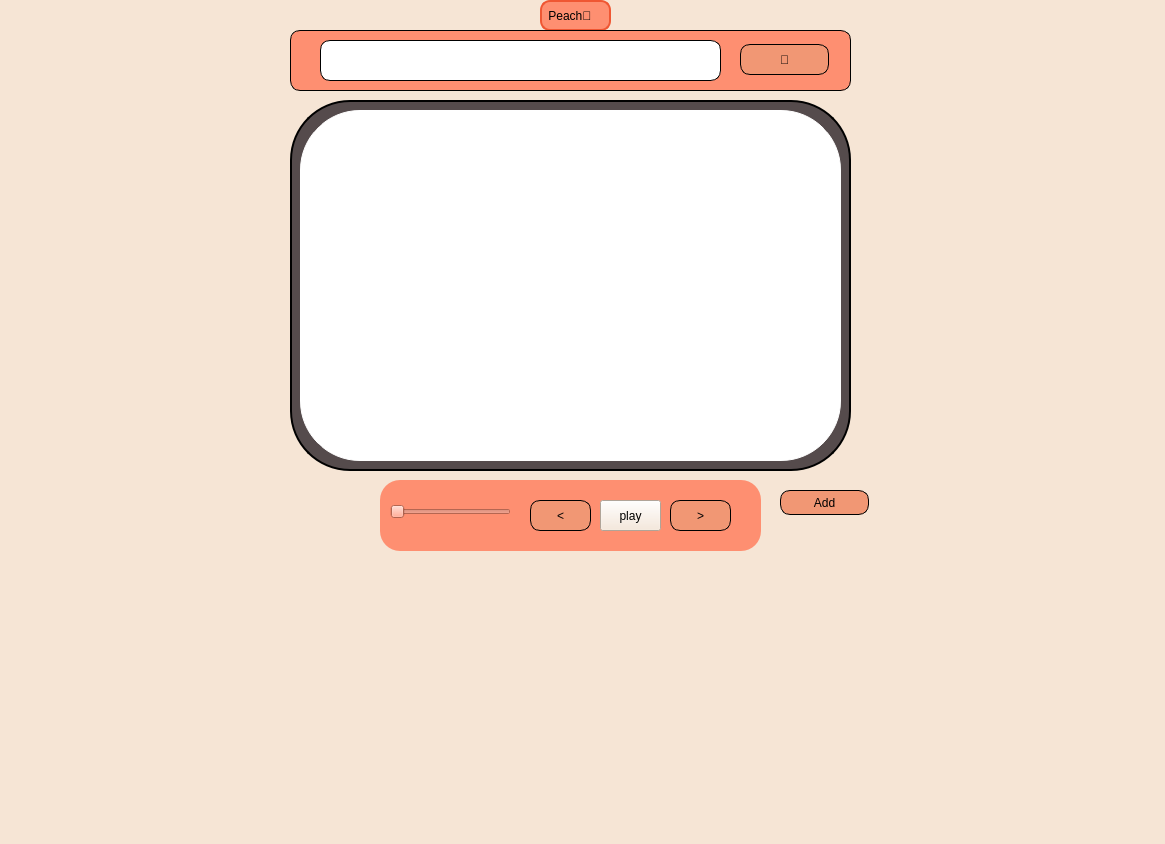
YourBestFriendKenny/CancelProject, file ui_main2.ui: the form before one commit.
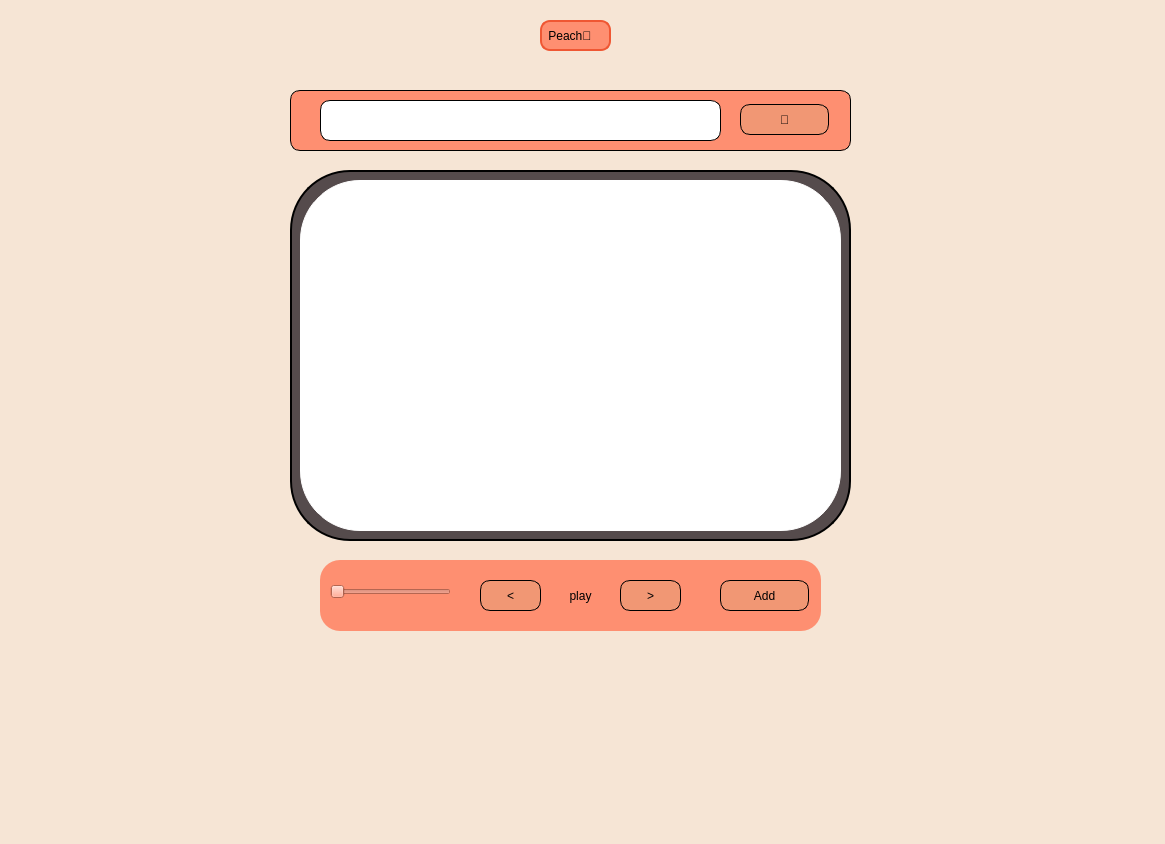
The form after the commit.

Commit message: Good style

What changed in the file:
```diff
--- a/ui_main2.ui
+++ b/ui_main2.ui
@@ -46,7 +46,7 @@
      <property name="geometry">
       <rect>
        <x>560</x>
-       <y>10</y>
+       <y>30</y>
        <width>71</width>
        <height>31</height>
       </rect>
@@ -68,9 +68,9 @@
     <widget class="QWidget" name="widget_4" native="true">
      <property name="geometry">
       <rect>
-       <x>400</x>
-       <y>490</y>
-       <width>381</width>
+       <x>340</x>
+       <y>570</y>
+       <width>501</width>
        <height>71</height>
       </rect>
      </property>
@@ -98,12 +98,33 @@
        <enum>Qt::Horizontal</enum>
       </property>
      </widget>
+     <widget class="QPushButton" name="pushbutton_add">
+      <property name="geometry">
+       <rect>
+        <x>400</x>
+        <y>20</y>
+        <width>89</width>
+        <height>31</height>
+       </rect>
+      </property>
+      <property name="styleSheet">
+       <string notr="true">QPushButton{
+background-color:  	rgb(241,151,116);
+border: 1px solid rgb(0,0,0);
+border-radius: 10px;
+
+
+}</string>
+      </property>
+      <property name="text">
+       <string>Add</string>
+      </property>
     </widget>
     <widget class="QPushButton" name="pushbutton_next">
      <property name="geometry">
       <rect>
-       <x>690</x>
-       <y>510</y>
+        <x>300</x>
+        <y>20</y>
        <width>61</width>
        <height>31</height>
       </rect>
@@ -121,32 +142,11 @@
       <string>&gt;</string>
      </property>
     </widget>
-    <widget class="QPushButton" name="pushbutton_back">
-     <property name="geometry">
-      <rect>
-       <x>550</x>
-       <y>510</y>
-       <width>61</width>
-       <height>31</height>
-      </rect>
-     </property>
-     <property name="styleSheet">
-      <string notr="true">QPushButton{
-background-color:  	rgb(241,151,116);
-border: 1px solid rgb(0,0,0);
-border-radius: 10px;
-
-}</string>
-     </property>
-     <property name="text">
-      <string>&lt;</string>
-     </property>
-    </widget>
     <widget class="QPushButton" name="pushbutton_play">
      <property name="geometry">
       <rect>
-       <x>620</x>
-       <y>510</y>
+        <x>230</x>
+        <y>20</y>
        <width>61</width>
        <height>31</height>
       </rect>
@@ -172,11 +172,33 @@
       </size>
      </property>
     </widget>
+     <widget class="QPushButton" name="pushbutton_back">
+      <property name="geometry">
+       <rect>
+        <x>160</x>
+        <y>20</y>
+        <width>61</width>
+        <height>31</height>
+       </rect>
+      </property>
+      <property name="styleSheet">
+       <string notr="true">QPushButton{
+background-color:  	rgb(241,151,116);
+border: 1px solid rgb(0,0,0);
+border-radius: 10px;
+
+}</string>
+      </property>
+      <property name="text">
+       <string>&lt;</string>
+      </property>
+     </widget>
+    </widget>
     <widget class="QWidget" name="widget_5" native="true">
      <property name="geometry">
       <rect>
        <x>310</x>
-       <y>110</y>
+       <y>180</y>
        <width>561</width>
        <height>371</height>
       </rect>
@@ -222,7 +244,7 @@
      <property name="geometry">
       <rect>
        <x>310</x>
-       <y>40</y>
+       <y>100</y>
        <width>561</width>
        <height>61</height>
       </rect>
@@ -268,28 +290,6 @@
       </property>
      </widget>
     </widget>
-    <widget class="QPushButton" name="pushbutton_add">
-     <property name="geometry">
-      <rect>
-       <x>800</x>
-       <y>500</y>
-       <width>89</width>
-       <height>25</height>
-      </rect>
-     </property>
-     <property name="styleSheet">
-      <string notr="true">QPushButton{
-background-color:  	rgb(241,151,116);
-border: 1px solid rgb(0,0,0);
-border-radius: 10px;
-
-
-}</string>
-     </property>
-     <property name="text">
-      <string>Add</string>
-     </property>
-    </widget>
    </widget>
   </widget>
  </widget>
```
Lines whose indentation alone changed are shown as unchanged. The commit also changes 3 other files.
